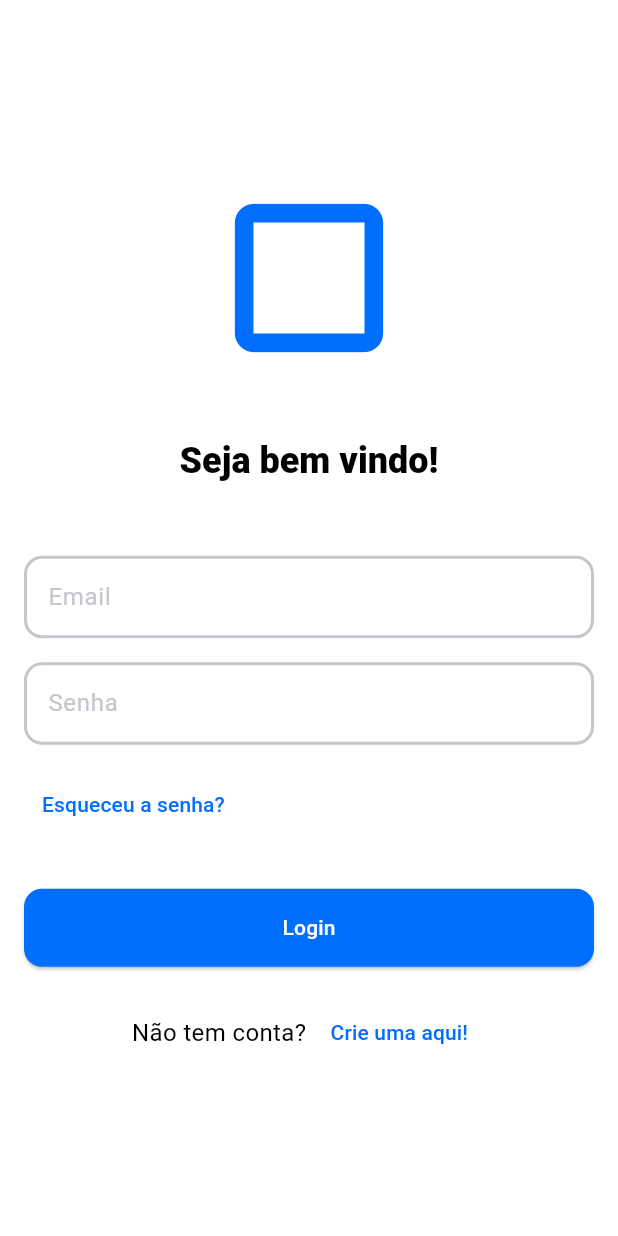
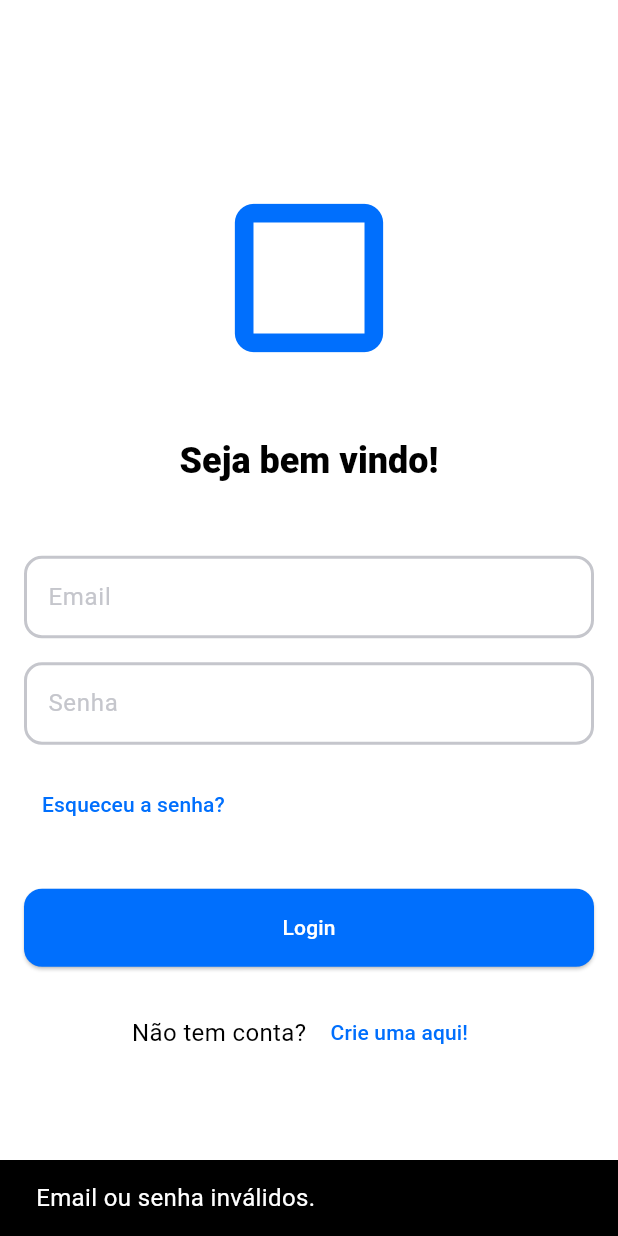
Before and after one commit to taleshrocha/trabalho-mobile, a Flutter app: the screen it shows after launch, after a tap on "Login", on a phone screen of 412 x 824 dp. Run offline on Flutter 3.47's test engine with Material 3 defaults, Android fonts, the light colour scheme and no system bars.

Commit message:
feat(#1): indo para a página de listagem de objetos quando usuário com email e senha encontrado. Caso contrário, mostrando mensagem de erro

```diff
--- /dev/null
+++ b/lib/logic/repository.dart
@@ -0,0 +1,66 @@
+import 'package:trabalho_mobile/entities/group.dart';
+import 'package:trabalho_mobile/entities/object.dart';
+import 'package:trabalho_mobile/entities/person.dart';
+import 'package:trabalho_mobile/entities/user.dart';
+
+class Repository {
+  static final Group _group = Group(users: [
+    User(
+      person: Person(name: 'Tales Rocha'),
+      email: 'tales@email.com',
+      password: 'senha',
+      objects: [
+        Object(
+            name: 'The Elder Scrolls V',
+            description:
+                'Atenção: não apague o save de 100 horas! Cada escolha conta na sua aventura épica.'),
+      ],
+    ),
+    User(
+      person: Person(name: 'Fernando Almeida'),
+      email: 'fernando@email.com',
+      password: 'senha',
+      objects: [
+        Object(
+            name: '1984',
+            description:
+                'Cuidado com a capa: está um pouco desgastada, mas a leitura é imperdível!'),
+        Object(
+            name: 'Playstation 2',
+            description:
+                'Inclui dois controles e uma seleção de jogos clássicos para horas de diversão.'),
+      ],
+    ),
+    User(
+      person: Person(name: 'Pedro Antônio'),
+      email: 'pedro@email.com',
+      password: 'senha',
+      objects: [
+        Object(
+            name: 'Naruto: Volume 1',
+            description:
+                'Uma introdução emocionante ao mundo dos ninjas. Imperdível para fãs de anime!'),
+        Object(
+            name: 'Caixa de som JBL',
+            description:
+                'Ótima qualidade de som para suas playlists, perfeita para qualquer ocasião.'),
+      ],
+    ),
+  ]);
+
+  static List<User> getUsers() {
+    return _group.users;
+  }
+
+  static User? findByEmailAndPassword(String email, String password) {
+    List<User> users = getUsers();
+
+    for (User user in users) {
+      if (user.email == email && user.password == password) {
+        return user;
+      }
+    }
+
+    return null;
+  }
+}
--- a/lib/main.dart
+++ b/lib/main.dart
@@ -1,8 +1,4 @@
 import 'package:flutter/material.dart';
-import 'package:trabalho_mobile/entities/group.dart';
-import 'package:trabalho_mobile/entities/object.dart';
-import 'package:trabalho_mobile/entities/person.dart';
-import 'package:trabalho_mobile/entities/user.dart';
 import 'package:trabalho_mobile/pages/login_page.dart';
 import 'package:trabalho_mobile/themes/theme.dart';
 
@@ -11,57 +7,14 @@ void main() {
 }
 
 class MyApp extends StatelessWidget {
-  MyApp({super.key});
-  final Group _group = Group(users: [
-    User(
-      person: Person(name: 'Tales Rocha'),
-      email: 'tales@email.com',
-      password: 'senha',
-      objects: [
-        Object(
-            name: 'The Elder Scrolls V',
-            description:
-                'Atenção: não apague o save de 100 horas! Cada escolha conta na sua aventura épica.'),
-      ],
-    ),
-    User(
-      person: Person(name: 'Fernando Almeida'),
-      email: 'fernando@email.com',
-      password: 'senha',
-      objects: [
-        Object(
-            name: '1984',
-            description:
-                'Cuidado com a capa: está um pouco desgastada, mas a leitura é imperdível!'),
-        Object(
-            name: 'Playstation 2',
-            description:
-                'Inclui dois controles e uma seleção de jogos clássicos para horas de diversão.'),
-      ],
-    ),
-    User(
-      person: Person(name: 'Pedro Antônio'),
-      email: 'pedro@email.com',
-      password: 'senha',
-      objects: [
-        Object(
-            name: 'Naruto: Volume 1',
-            description:
-                'Uma introdução emocionante ao mundo dos ninjas. Imperdível para fãs de anime!'),
-        Object(
-            name: 'Caixa de som JBL',
-            description:
-                'Ótima qualidade de som para suas playlists, perfeita para qualquer ocasião.'),
-      ],
-    ),
-  ]);
+  const MyApp({super.key});
 
   @override
   Widget build(BuildContext context) {
     return MaterialApp(
       title: 'Collectiva',
       theme: AppTheme.lightTheme,
-      home: LoginPage(),
+      home: const LoginPage(),
     );
   }
 }
--- a/lib/pages/login_page.dart
+++ b/lib/pages/login_page.dart
@@ -1,7 +1,34 @@
 import 'package:flutter/material.dart';
+import 'package:trabalho_mobile/entities/user.dart';
+import 'package:trabalho_mobile/logic/repository.dart';
 import 'package:trabalho_mobile/themes/theme.dart';
+import 'package:trabalho_mobile/pages/object_list_page.dart';
 
-class LoginPage extends StatelessWidget {
+class LoginPage extends StatefulWidget {
+  const LoginPage({super.key});
+
+  @override
+  _LoginPageState createState() => _LoginPageState();
+}
+
+class _LoginPageState extends State<LoginPage> {
+  final TextEditingController emailController = TextEditingController();
+  final TextEditingController passwordController = TextEditingController();
+
+  void handleLogin(String email, String password) {
+    User? user = Repository.findByEmailAndPassword(email, password);
+
+    if (user != null) {
+      Navigator.of(context).pushReplacement(
+        MaterialPageRoute(builder: (context) => ObjectListPage()),
+      );
+    } else {
+      ScaffoldMessenger.of(context).showSnackBar(
+        const SnackBar(content: Text('Email ou senha inválidos.')),
+      );
+    }
+  }
+
   @override
   Widget build(BuildContext context) {
     ThemeData theme = Theme.of(context);
@@ -14,7 +41,7 @@ class LoginPage extends StatelessWidget {
             Icon(
               Icons.crop_square,
               size: 148,
-              color: Theme.of(context).colorScheme.primary,
+              color: theme.colorScheme.primary,
             ),
             const SizedBox(height: 32.0),
             Text(
@@ -23,6 +50,7 @@ class LoginPage extends StatelessWidget {
             ),
             const SizedBox(height: 48.0),
             TextField(
+              controller: emailController,
               style: theme.textTheme.bodyMedium,
               decoration: const InputDecoration(
                 labelText: 'Email',
@@ -31,6 +59,7 @@ class LoginPage extends StatelessWidget {
             ),
             const SizedBox(height: 16.0),
             TextField(
+              controller: passwordController,
               style: theme.textTheme.bodyMedium,
               decoration: const InputDecoration(
                 labelText: 'Senha',
@@ -49,10 +78,12 @@ class LoginPage extends StatelessWidget {
             SizedBox(
               width: double.infinity,
               child: ElevatedButton(
-                onPressed: () {},
-                child: Text(
+                onPressed: () {
+                  handleLogin(emailController.text, passwordController.text);
+                },
+                child: const Text(
                   'Login',
-                  style: const TextStyle(color: AppTheme.neutralLightest),
+                  style: TextStyle(color: AppTheme.neutralLightest),
                 ),
               ),
             ),
--- /dev/null
+++ b/lib/pages/object_list_page.dart
@@ -0,0 +1,21 @@
+import 'package:flutter/material.dart';
+import 'package:trabalho_mobile/entities/user.dart';
+import 'package:trabalho_mobile/logic/repository.dart';
+
+class ObjectListPage extends StatelessWidget {
+  final List<User> users = Repository.getUsers();
+
+  ObjectListPage({super.key});
+
+  void handleLogin() {}
+
+  @override
+  Widget build(BuildContext context) {
+    return const Scaffold(
+      body: Padding(
+        padding: EdgeInsets.all(16.0),
+        child: Text("Listagem Obj"),
+      ),
+    );
+  }
+}
--- a/lib/themes/theme.dart
+++ b/lib/themes/theme.dart
@@ -47,7 +47,7 @@ class AppTheme {
       style: ElevatedButton.styleFrom(
         backgroundColor: highlightDarkest, // Primary color
         foregroundColor: neutralLightest,
-        padding: EdgeInsets.symmetric(vertical: 16.0), // Vertical padding
+        padding: const EdgeInsets.symmetric(vertical: 16.0), // Vertical padding
         shape: RoundedRectangleBorder(
           borderRadius: BorderRadius.circular(12.0), // Rounded corners
         ),
```
